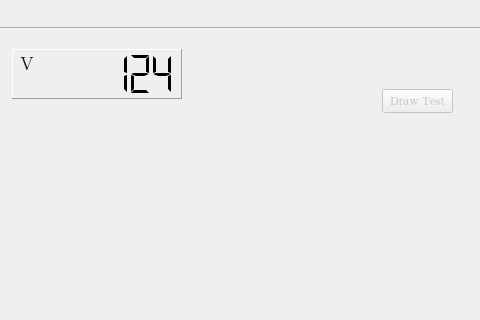
Marculonis21/PSC488_source, file PSC488/mainwindow.ui: the form before one commit; both pictures show x 220 to 700 and y 0 to 320 of the 700 by 585 pixel window.
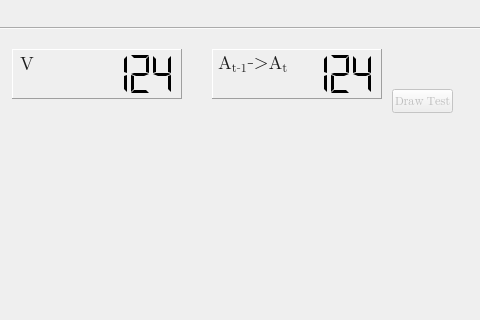
The form after the commit. Icons and pictures are not drawn. Custom widgets are drawn as their Qt base class.

```diff
--- a/PSC488/mainwindow.ui
+++ b/PSC488/mainwindow.ui
@@ -731,9 +731,9 @@
       </property>
       <property name="geometry">
        <rect>
-        <x>600</x>
+        <x>610</x>
         <y>60</y>
-        <width>71</width>
+        <width>61</width>
         <height>24</height>
        </rect>
       </property>
@@ -832,6 +832,93 @@
        <string>Turn OFF</string>
       </property>
      </widget>
+     <widget class="QLCDNumber" name="monitorCurrChange">
+      <property name="enabled">
+       <bool>true</bool>
+      </property>
+      <property name="geometry">
+       <rect>
+        <x>430</x>
+        <y>20</y>
+        <width>170</width>
+        <height>50</height>
+       </rect>
+      </property>
+      <property name="sizePolicy">
+       <sizepolicy hsizetype="Minimum" vsizetype="Minimum">
+        <horstretch>0</horstretch>
+        <verstretch>0</verstretch>
+       </sizepolicy>
+      </property>
+      <property name="font">
+       <font>
+        <family>Segoe UI Emoji</family>
+        <pointsize>9</pointsize>
+       </font>
+      </property>
+      <property name="layoutDirection">
+       <enum>Qt::LeftToRight</enum>
+      </property>
+      <property name="autoFillBackground">
+       <bool>true</bool>
+      </property>
+      <property name="frameShape">
+       <enum>QFrame::Panel</enum>
+      </property>
+      <property name="frameShadow">
+       <enum>QFrame::Raised</enum>
+      </property>
+      <property name="smallDecimalPoint">
+       <bool>false</bool>
+      </property>
+      <property name="digitCount">
+       <number>7</number>
+      </property>
+      <property name="segmentStyle">
+       <enum>QLCDNumber::Flat</enum>
+      </property>
+      <property name="value" stdset="0">
+       <double>124.000000000000000</double>
+      </property>
+      <property name="intValue" stdset="0">
+       <number>124</number>
+      </property>
+     </widget>
+     <widget class="QLabel" name="label_9">
+      <property name="geometry">
+       <rect>
+        <x>430</x>
+        <y>20</y>
+        <width>81</width>
+        <height>30</height>
+       </rect>
+      </property>
+      <property name="font">
+       <font>
+        <family>Segoe UI Emoji</family>
+        <pointsize>14</pointsize>
+        <bold>false</bold>
+       </font>
+      </property>
+      <property name="autoFillBackground">
+       <bool>false</bool>
+      </property>
+      <property name="styleSheet">
+       <string notr="true">color: rgb(30,30,30);</string>
+      </property>
+      <property name="text">
+       <string>&lt;html&gt;&lt;head/&gt;&lt;body&gt;&lt;p&gt;A&lt;span style=&quot; vertical-align:sub;&quot;&gt;t-1&lt;/span&gt;-&amp;gt;A&lt;span style=&quot; vertical-align:sub;&quot;&gt;t&lt;/span&gt;&lt;/p&gt;&lt;/body&gt;&lt;/html&gt;</string>
+      </property>
+      <property name="scaledContents">
+       <bool>false</bool>
+      </property>
+      <property name="alignment">
+       <set>Qt::AlignCenter</set>
+      </property>
+      <property name="textInteractionFlags">
+       <set>Qt::NoTextInteraction</set>
+      </property>
+     </widget>
      <zorder>monitorVolts</zorder>
      <zorder>voltageShow</zorder>
      <zorder>label_4</zorder>
```
Left out of the diff: 2 changed lines with no effect on the pictures.
